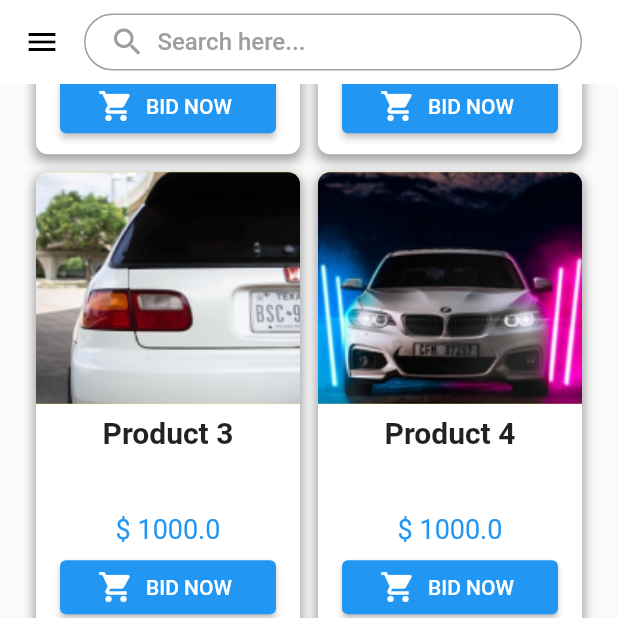
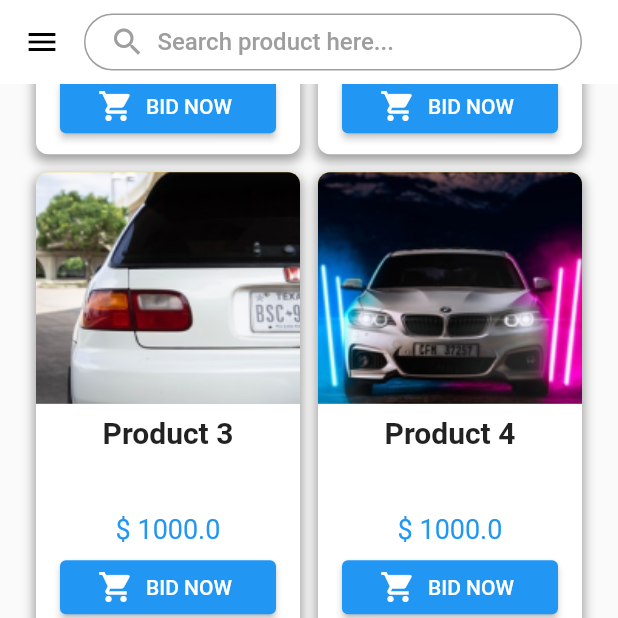
Before and after one commit to asifuzzaman-reyad/tameer_auto_auction, a Flutter app: the screen it shows after launch, scrolled down 381 dp, on a phone screen of 412 x 824 dp, the top half of it. Run offline on Flutter 3.47's test engine with Material 2 defaults, Android fonts, the phone set to English and light mode, and no system bars.

Commit message:
Change Search bar  title

```diff
--- a/lib/screen/home/home_screen.dart
+++ b/lib/screen/home/home_screen.dart
@@ -37,7 +37,7 @@ class HomeScreen extends StatelessWidget {
               ),
               SizedBox(width: 8),
               Text(
-                'Search here...',
+                'Search product here...',
                 style: TextStyle(
                   color: Colors.grey,
                   fontSize: 16,
```
